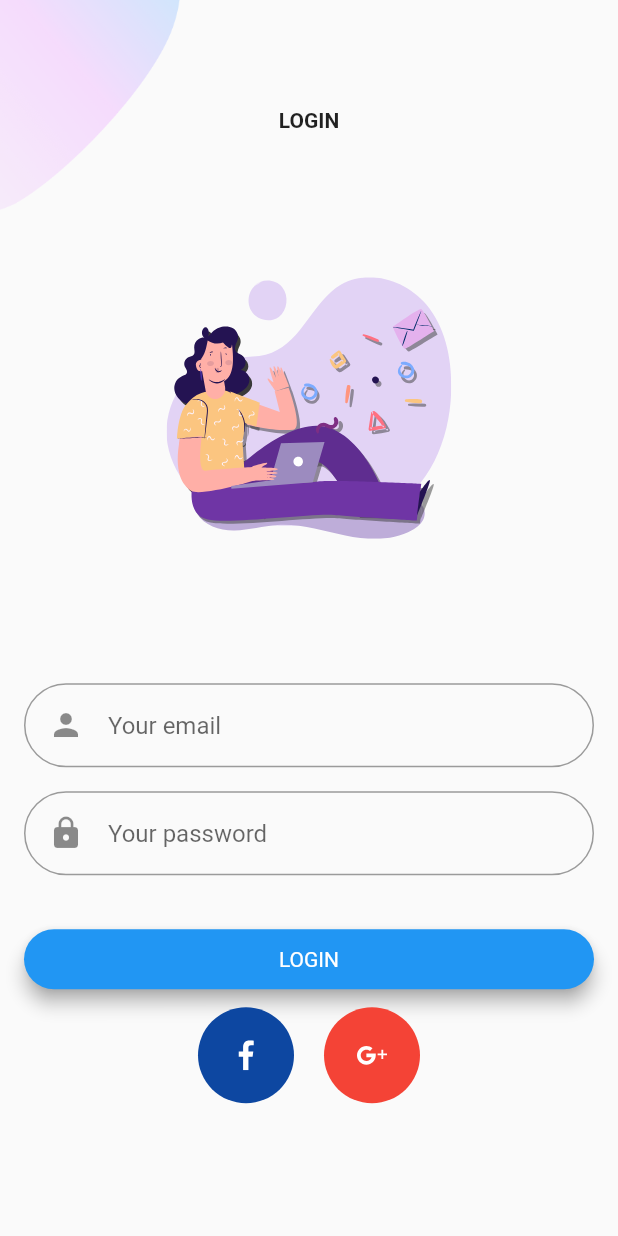
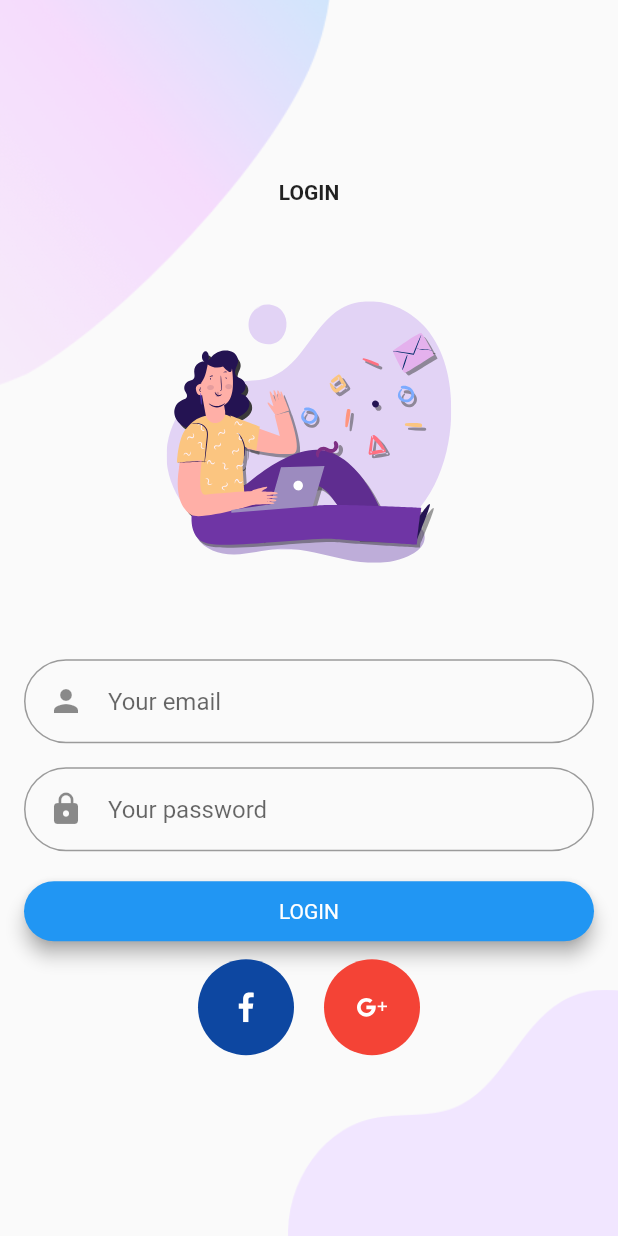
Before and after one commit to rao21/iba_course, a Flutter app: the screen it shows after launch, on a phone screen of 412 x 824 dp. Run offline on Flutter 3.47's test engine with Material 2 defaults, Android fonts, the phone set to English and light mode, and no system bars; our stand-ins replace flutter_svg.

Commit message:
Login form UI fixes

```diff
--- a/lib/login.dart
+++ b/lib/login.dart
@@ -28,19 +28,19 @@ class Background extends StatelessWidget {
               alignment: Alignment.topLeft,
               child: Image.asset(
                 topImage,
-                width: 120,
+                width: 220,
               ),
             ),
             SafeArea(
                 child:
                     Padding(padding: const EdgeInsets.all(16), child: child)),
-            // Align(
-            //   alignment: Alignment.bottomRight,
-            //   child: Image.asset(
-            //     bottomImage,
-            //     width: 120,
-            //   ),
-            // ),
+            Align(
+              alignment: Alignment.bottomRight,
+              child: Image.asset(
+                bottomImage,
+                width: 220,
+              ),
+            ),
           ],
         ),
       ),
@@ -48,8 +48,8 @@ class Background extends StatelessWidget {
   }
 }
 
-class MobileLoginScreen extends StatelessWidget {
-  const MobileLoginScreen({
+class MobileLoginForm extends StatelessWidget {
+  const MobileLoginForm({
     Key? key,
   }) : super(key: key);
 
@@ -64,7 +64,7 @@ class MobileLoginScreen extends StatelessWidget {
               "LOGIN",
               style: TextStyle(fontWeight: FontWeight.bold),
             ),
-            const SizedBox(height: defaultPadding * 2),
+            //const SizedBox(height: defaultPadding * 2),
             Row(
               children: [
                 const Spacer(),
@@ -75,7 +75,7 @@ class MobileLoginScreen extends StatelessWidget {
                 const Spacer(),
               ],
             ),
-            const SizedBox(height: defaultPadding * 2),
+            //const SizedBox(height: defaultPadding * 2),
             Form(
               child: Column(
                 children: [
@@ -89,14 +89,9 @@ class MobileLoginScreen extends StatelessWidget {
                         contentPadding: const EdgeInsets.all(15),
                         border: OutlineInputBorder(
                             borderRadius: BorderRadius.circular(30))),
-                    onChanged: (value) {
-                      // do something
-                    },
-
+                    onChanged: (value) {},
                     keyboardType: TextInputType.emailAddress,
                     textInputAction: TextInputAction.next,
-                    //cursorColor: kPrimaryColor,
-                    //onSaved: (email) {},
                   ),
                   Padding(
                     padding:
@@ -104,7 +99,7 @@ class MobileLoginScreen extends StatelessWidget {
                     child: TextFormField(
                       textInputAction: TextInputAction.done,
                       obscureText: true,
-                      //cursorColor: kPrimaryColor,
+                      //cursorColor: Colors.amberAccent,
                       decoration: InputDecoration(
                           prefixIcon: const Padding(
                             padding: EdgeInsets.all(defaultPadding),
@@ -116,7 +111,7 @@ class MobileLoginScreen extends StatelessWidget {
                               borderRadius: BorderRadius.circular(30))),
                     ),
                   ),
-                  const SizedBox(height: defaultPadding),
+                  // const SizedBox(height: defaultPadding),
                   SizedBox(
                     width: MediaQuery.of(context).size.width,
                     child: ElevatedButton(
@@ -138,15 +133,14 @@ class MobileLoginScreen extends StatelessWidget {
                         shape: RoundedRectangleBorder(
                           borderRadius: BorderRadius.circular(30),
                         ),
-                        tapTargetSize: MaterialTapTargetSize.padded,
                       ),
                     ),
                   ),
                   const SizedBox(
                     height: 8,
                   ),
-                  const SocialSignUp(),
-                  const SizedBox(height: defaultPadding),
+                  SocialSignUp(),
+                  // const SizedBox(height: defaultPadding),
                 ],
               ),
             ),
@@ -169,6 +163,7 @@ class SocialSignUp extends StatelessWidget {
       children: [
         GestureDetector(
           onTap: () {},
+
           child: Container(
             margin: const EdgeInsets.symmetric(horizontal: 10),
             padding: const EdgeInsets.all(20),
--- a/lib/main.dart
+++ b/lib/main.dart
@@ -14,7 +14,9 @@ class MyApp extends StatelessWidget {
       theme: ThemeData(
         primarySwatch: Colors.blue,
       ),
-      home: Scaffold(body: const MobileLoginScreen()),
+      home: const Scaffold(
+          body: MobileLoginForm(
+              )),
     );
   }
 }
```
